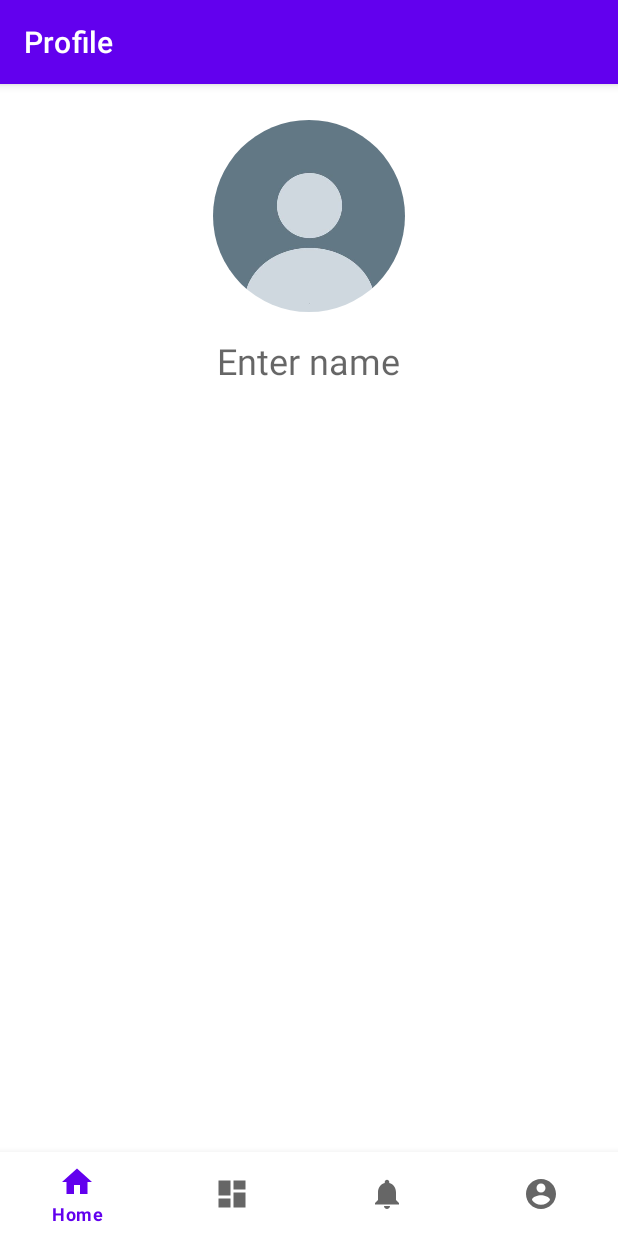
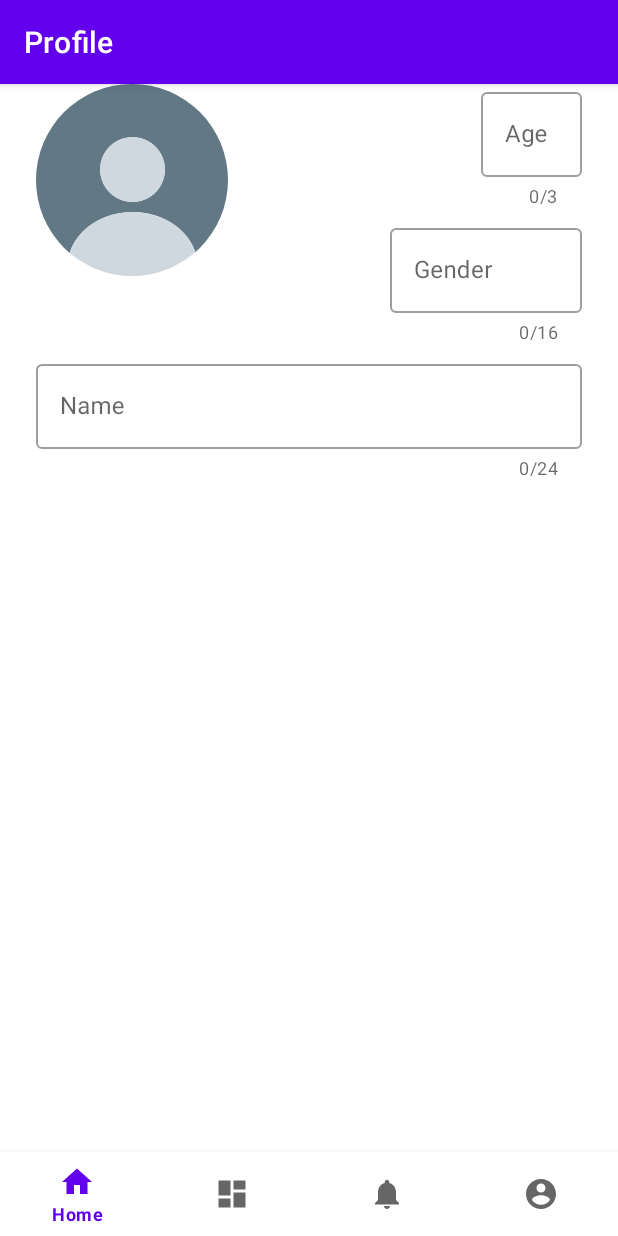
Before and after one commit to itishn1k/Task, an Android app: the ProfileFragment screen opened through its navigation route, after a tap on an icon or button, on a phone screen of 412 x 824 dp. Run offline under Robolectric (Android 15) with nearby library versions, the phone set to English and light mode, and no system bars; our stand-ins replace CircleImageView, navigation-ui; pictures from the network do not load.

Commit message:
et age, et gen added

```diff
--- a/app/src/main/java/com/example/task/MainActivity.kt
+++ b/app/src/main/java/com/example/task/MainActivity.kt
@@ -7,6 +7,7 @@ import androidx.navigation.findNavController
 import androidx.navigation.ui.AppBarConfiguration
 import androidx.navigation.ui.setupActionBarWithNavController
 import androidx.navigation.ui.setupWithNavController
+import com.example.task.data.Pref
 import com.example.task.databinding.ActivityMainBinding
 import com.google.android.material.bottomnavigation.BottomNavigationView
 
@@ -20,11 +21,14 @@ class MainActivity : AppCompatActivity() {
         binding = ActivityMainBinding.inflate(layoutInflater)
         setContentView(binding.root)
 
+        val pref = Pref(this)
+
         val navView: BottomNavigationView = binding.navView
 
         val navController = findNavController(R.id.nav_host_fragment_activity_main)
 
-        navController.navigate(R.id.navigation_on_boarding)
+        if (!pref.isOnBoardingSeen())
+            navController.navigate(R.id.navigation_on_boarding)
 
         val appBarConfiguration = AppBarConfiguration(
             setOf(
--- /dev/null
+++ b/app/src/main/java/com/example/task/data/Pref.kt
@@ -0,0 +1,63 @@
+package com.example.task.data
+
+import android.content.Context
+import android.content.Context.MODE_PRIVATE
+
+class Pref(val context: Context) {
+
+    private val pref = context.getSharedPreferences(PREF_NAME, MODE_PRIVATE)
+
+    //onboard
+    fun setOnBoardingSeen(isSeen: Boolean) {
+        pref.edit().putBoolean(ON_BOARDING_SEEN, isSeen).apply()
+    }
+
+    fun isOnBoardingSeen(): Boolean {
+        return pref.getBoolean(ON_BOARDING_SEEN, false)
+    }
+
+    //image
+    fun setImage(image: String) {
+        pref.edit().putString(IMAGE_KEY, image).apply()
+    }
+
+    fun getImage(): String {
+        return pref.getString(IMAGE_KEY, "").toString()
+    }
+
+    //age
+    fun setAge(age: String) {
+        pref.edit().putString(AGE_KEY, age).apply()
+    }
+
+    fun getAge(): String {
+        return pref.getString(AGE_KEY, "").toString()
+    }
+
+    //gen
+    fun setGen(gen: String) {
+        pref.edit().putString(GEN_KEY, gen).apply()
+    }
+
+    fun getGen(): String {
+        return pref.getString(GEN_KEY, "").toString()
+    }
+
+    //name
+    fun setName(name: String) {
+        pref.edit().putString(NAME_KEY, name).apply()
+    }
+
+    fun getName(): String {
+        return pref.getString(NAME_KEY, "").toString()
+    }
+
+    companion object {
+        private const val ON_BOARDING_SEEN = "is_seen"
+        private const val PREF_NAME = "pref_task_manager"
+        private const val IMAGE_KEY = "image_pref"
+        private const val AGE_KEY = "age_pref"
+        private const val GEN_KEY = "gen_pref"
+        private const val NAME_KEY = "name_pref"
+    }
+}
--- a/app/src/main/java/com/example/task/extension/ImageViewExt.kt
+++ b/app/src/main/java/com/example/task/extension/ImageViewExt.kt
@@ -2,7 +2,8 @@ package com.example.task.extension
 
 import android.widget.ImageView
 import com.bumptech.glide.Glide
+import com.example.task.R
 
 fun ImageView.loadImage(url: String){
-    Glide.with(this).load(url).into(this)
+    Glide.with(this).load(url).placeholder(R.drawable.profile).into(this)
 }
--- a/app/src/main/java/com/example/task/ui/onBoarding/OnBoardingFragment.kt
+++ b/app/src/main/java/com/example/task/ui/onBoarding/OnBoardingFragment.kt
@@ -6,6 +6,7 @@ import android.view.LayoutInflater
 import android.view.View
 import android.view.ViewGroup
 import androidx.navigation.fragment.findNavController
+import com.example.task.data.Pref
 import com.example.task.databinding.FragmentOnBoardingBinding
 import com.example.task.ui.onBoarding.adapter.OnBoardingAdapter
 import me.relex.circleindicator.CircleIndicator3
@@ -31,9 +32,12 @@ class OnBoardingFragment : Fragment() {
     }
 
     private fun onClick() {
+        val pref = Pref(requireContext())
+        pref.setOnBoardingSeen(true)
         findNavController().navigateUp()
     }
 
+    //circle indicator
     private fun attachIndicator() {
         val indicator: CircleIndicator3 = binding.indicator
         val viewpager = binding.viewPager
--- a/app/src/main/java/com/example/task/ui/profile/ProfileFragment.kt
+++ b/app/src/main/java/com/example/task/ui/profile/ProfileFragment.kt
@@ -1,33 +1,32 @@
 package com.example.task.ui.profile
 
-import android.app.Activity.RESULT_OK
+import android.app.Activity
 import android.content.Intent
-import android.os.Build
+import android.net.Uri
 import android.os.Bundle
-import android.provider.MediaStore
 import android.view.LayoutInflater
 import android.view.View
 import android.view.ViewGroup
-import androidx.annotation.RequiresApi
+import androidx.activity.result.ActivityResult
+import androidx.activity.result.contract.ActivityResultContracts
+import androidx.core.widget.addTextChangedListener
 import androidx.fragment.app.Fragment
+import com.example.task.data.Pref
 import com.example.task.databinding.FragmentProfileBinding
+import com.example.task.extension.loadImage
 
-@Suppress("DEPRECATION")
 class ProfileFragment : Fragment() {
 
-    private val IMAGE_GALLERY_REQUEST_CODE: Int = 555
-    private lateinit var _binding: FragmentProfileBinding
+    private lateinit var pref: Pref
+    private lateinit var binding: FragmentProfileBinding
 
-    private val binding get() = _binding
 
     override fun onCreateView(
         inflater: LayoutInflater,
         container: ViewGroup?,
         savedInstanceState: Bundle?
     ): View {
-
-        _binding = FragmentProfileBinding.inflate(inflater, container, false)
-
+        binding = FragmentProfileBinding.inflate(inflater, container, false)
         return binding.root
     }
 
@@ -36,30 +35,44 @@ class ProfileFragment : Fragment() {
         clickListener()
     }
 
+
     private fun clickListener() {
-        _binding.ivProfile.setOnClickListener {
-            openFile()
+        pref = Pref(requireContext())
+        //profile photo
+        binding.ivProfile.loadImage(pref.getImage())
+        binding.ivProfile.setOnClickListener {
+            val intent = Intent()
+            intent.type = "image/*"
+            intent.action = Intent.ACTION_GET_CONTENT
+            launcher.launch(intent)
         }
-        _binding.tvUserName.setOnClickListener {
-            _binding.etContainer.visibility = View.VISIBLE
+        //edit text
+        binding.etUserAge.setText(pref.getAge())
+        binding.etUserAge.addTextChangedListener {
+            pref.setAge(binding.etUserAge.text.toString())
+        }
+        //edit text
+        binding.etUserGen.setText(pref.getGen())
+        binding.etUserGen.addTextChangedListener {
+            pref.setGen(binding.etUserGen.text.toString())
+        }
+        //edit text
+        binding.etUserName.setText(pref.getName())
+        binding.etUserName.addTextChangedListener {
+            pref.setName(binding.etUserName.text.toString())
         }
     }
 
-    private fun openFile() {
-        val gallery = Intent(Intent.ACTION_PICK, MediaStore.Images.Media.INTERNAL_CONTENT_URI)
-        startActivityForResult(gallery, IMAGE_GALLERY_REQUEST_CODE)
-    }
-
-    @Deprecated("Deprecated in Java")
-    @RequiresApi(Build.VERSION_CODES.P)
-    override fun onActivityResult(requestCode: Int, resultCode: Int, data: Intent?) {
-        super.onActivityResult(requestCode, resultCode, data)
-        if (requestCode == IMAGE_GALLERY_REQUEST_CODE) {
-            if (resultCode == RESULT_OK && requestCode == IMAGE_GALLERY_REQUEST_CODE) {
-                val imageUri = data?.data
-                _binding.ivProfile.setImageURI(imageUri)
-            }
+    //set profile photo
+    private val launcher = registerForActivityResult(
+        ActivityResultContracts.StartActivityForResult()
+    ) { result: ActivityResult ->
+        if (result.resultCode == Activity.RESULT_OK
+            && result.data != null
+        ) {
+            val photoUri: Uri? = result.data?.data
+            pref.setImage(photoUri.toString())
+            binding.ivProfile.loadImage(photoUri.toString())
         }
     }
-
 }
--- /dev/null
+++ b/app/src/main/res/drawable/ic_baseline_mail_24.xml
@@ -0,0 +1,5 @@
+<vector android:height="24dp" android:tint="#666666"
+    android:viewportHeight="24" android:viewportWidth="24"
+    android:width="24dp" xmlns:android="http://schemas.android.com/apk/res/android">
+    <path android:fillColor="@android:color/white" android:pathData="M20,4L4,4c-1.1,0 -1.99,0.9 -1.99,2L2,18c0,1.1 0.9,2 2,2h16c1.1,0 2,-0.9 2,-2L22,6c0,-1.1 -0.9,-2 -2,-2zM20,8l-8,5 -8,-5L4,6l8,5 8,-5v2z"/>
+</vector>
--- a/app/src/main/res/layout/fragment_profile.xml
+++ b/app/src/main/res/layout/fragment_profile.xml
@@ -1,11 +1,11 @@
 <?xml version="1.0" encoding="utf-8"?>
-<LinearLayout xmlns:android="http://schemas.android.com/apk/res/android"
+<androidx.constraintlayout.widget.ConstraintLayout xmlns:android="http://schemas.android.com/apk/res/android"
     xmlns:app="http://schemas.android.com/apk/res-auto"
     xmlns:tools="http://schemas.android.com/tools"
     android:layout_width="match_parent"
     android:layout_height="match_parent"
     android:orientation="vertical"
-    android:padding="24dp"
+    android:paddingHorizontal="24dp"
     tools:context=".ui.profile.ProfileFragment">
 
     <!--    <androidx.cardview.widget.CardView-->
@@ -29,36 +29,73 @@
         android:layout_height="128dp"
         android:layout_gravity="center"
         android:scaleType="centerCrop"
-        android:src="@drawable/profile" />
-
-    <TextView
-        android:id="@+id/tv_user_name"
-        android:layout_width="wrap_content"
-        android:layout_height="wrap_content"
-        android:layout_gravity="center"
-        android:layout_marginTop="16dp"
-        android:hint="@string/enter_name"
-        android:textSize="24sp" />
+        android:src="@drawable/profile"
+        app:layout_constraintStart_toStartOf="parent"
+        app:layout_constraintTop_toTopOf="parent" />
 
     <com.google.android.material.textfield.TextInputLayout
-        android:id="@+id/et_container"
+        android:id="@+id/user_name_container"
         style="@style/Widget.MaterialComponents.TextInputLayout.OutlinedBox"
         android:layout_width="match_parent"
         android:layout_height="wrap_content"
-        android:layout_marginTop="20dp"
-        android:visibility="gone"
+        android:layout_marginTop="8dp"
         app:counterEnabled="true"
-        app:counterMaxLength="24">
+        app:counterMaxLength="24"
+        app:layout_constraintEnd_toEndOf="parent"
+        app:layout_constraintStart_toStartOf="parent"
+        app:layout_constraintTop_toBottomOf="@+id/user_gen_container">
 
         <com.google.android.material.textfield.TextInputEditText
             android:id="@+id/et_user_name"
             android:layout_width="match_parent"
             android:layout_height="match_parent"
-            android:hint="@string/something"
+            android:hint="@string/name"
             android:inputType="text"
             android:lines="1"
             android:maxLength="24" />
     </com.google.android.material.textfield.TextInputLayout>
 
+    <com.google.android.material.textfield.TextInputLayout
+        android:id="@+id/user_age_container"
+        style="@style/Widget.MaterialComponents.TextInputLayout.OutlinedBox"
+        android:layout_width="wrap_content"
+        android:layout_height="wrap_content"
+        android:layout_marginStart="24dp"
+        app:counterEnabled="true"
+        app:counterMaxLength="3"
+        app:layout_constraintEnd_toEndOf="parent"
+        app:layout_constraintTop_toTopOf="parent">
 
-</LinearLayout>
+        <com.google.android.material.textfield.TextInputEditText
+            android:id="@+id/et_user_age"
+            android:layout_width="match_parent"
+            android:layout_height="match_parent"
+            android:hint="@string/age"
+            android:inputType="number"
+            android:lines="1"
+            android:maxLength="3" />
+    </com.google.android.material.textfield.TextInputLayout>
+
+    <com.google.android.material.textfield.TextInputLayout
+        android:id="@+id/user_gen_container"
+        style="@style/Widget.MaterialComponents.TextInputLayout.OutlinedBox"
+        android:layout_width="128dp"
+        android:layout_height="wrap_content"
+        android:layout_marginTop="8dp"
+        app:counterEnabled="true"
+        app:counterMaxLength="16"
+        app:layout_constraintEnd_toEndOf="@+id/user_age_container"
+        app:layout_constraintTop_toBottomOf="@+id/user_age_container">
+
+        <com.google.android.material.textfield.TextInputEditText
+            android:id="@+id/et_user_gen"
+            android:layout_width="match_parent"
+            android:layout_height="match_parent"
+            android:hint="@string/gender"
+            android:inputType="textFilter"
+            android:lines="1"
+            android:maxLength="16" />
+    </com.google.android.material.textfield.TextInputLayout>
+
+
+</androidx.constraintlayout.widget.ConstraintLayout>
--- a/app/src/main/res/values/strings.xml
+++ b/app/src/main/res/values/strings.xml
@@ -16,4 +16,9 @@
     <string name="skip">Skip</string>
     <string name="task">Task</string>
     <string name="next">Next</string>
+    <string name="enter">enter</string>
+    <string name="kayrat_mamataev">Kayrat Mamataev</string>
+    <string name="example_gmail_com">example@gmail.com</string>
+    <string name="age">Age</string>
+    <string name="gender">Gender</string>
 </resources>
```
